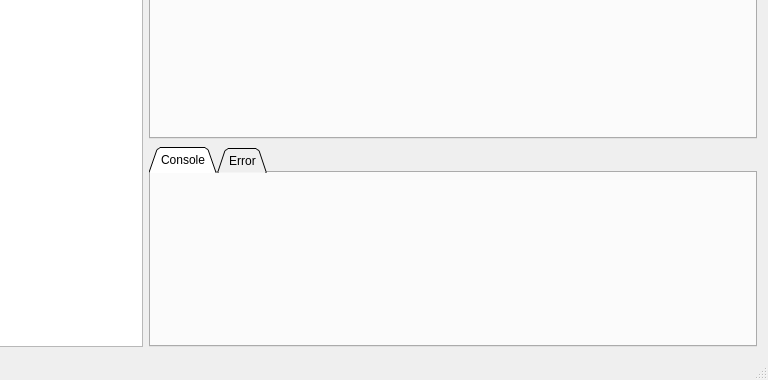
The window that mainwindow.ui (RunheZH/SCAPES) describes before a commit, drawn with Qt 5; both pictures show x 124 to 892 and y 275 to 655 of the 892 by 655 pixel window.
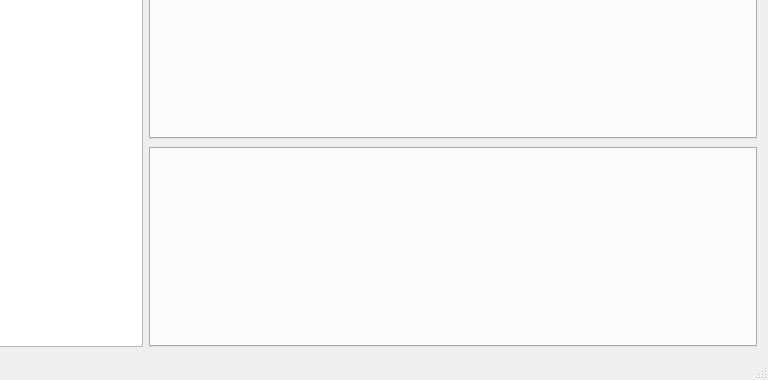
The same window after the commit. Icons and pictures are not drawn.

Commit message: interface - output view show correctly, close program will ask to save unsaved file

Diff of the .ui file:
```diff
--- a/mainwindow.ui
+++ b/mainwindow.ui
@@ -71,22 +71,24 @@
           <height>200</height>
          </size>
         </property>
+        <property name="styleSheet">
+         <string notr="true">QTabBar::tab{height:20px; width:150px; font:12pt}</string>
+        </property>
         <property name="tabShape">
          <enum>QTabWidget::Triangular</enum>
         </property>
         <property name="currentIndex">
          <number>0</number>
         </property>
-        <widget class="QWidget" name="consoleTab">
-         <attribute name="title">
-          <string>Console</string>
-         </attribute>
-        </widget>
-        <widget class="QWidget" name="errorTab">
-         <attribute name="title">
-          <string>Error</string>
-         </attribute>
-        </widget>
+        <property name="iconSize">
+         <size>
+          <width>16</width>
+          <height>16</height>
+         </size>
+        </property>
+        <property name="elideMode">
+         <enum>Qt::ElideNone</enum>
+        </property>
        </widget>
       </item>
      </layout>
```
Left out of the diff: 4 changed lines with no effect on the pictures. The commit also changes 6 other files.
